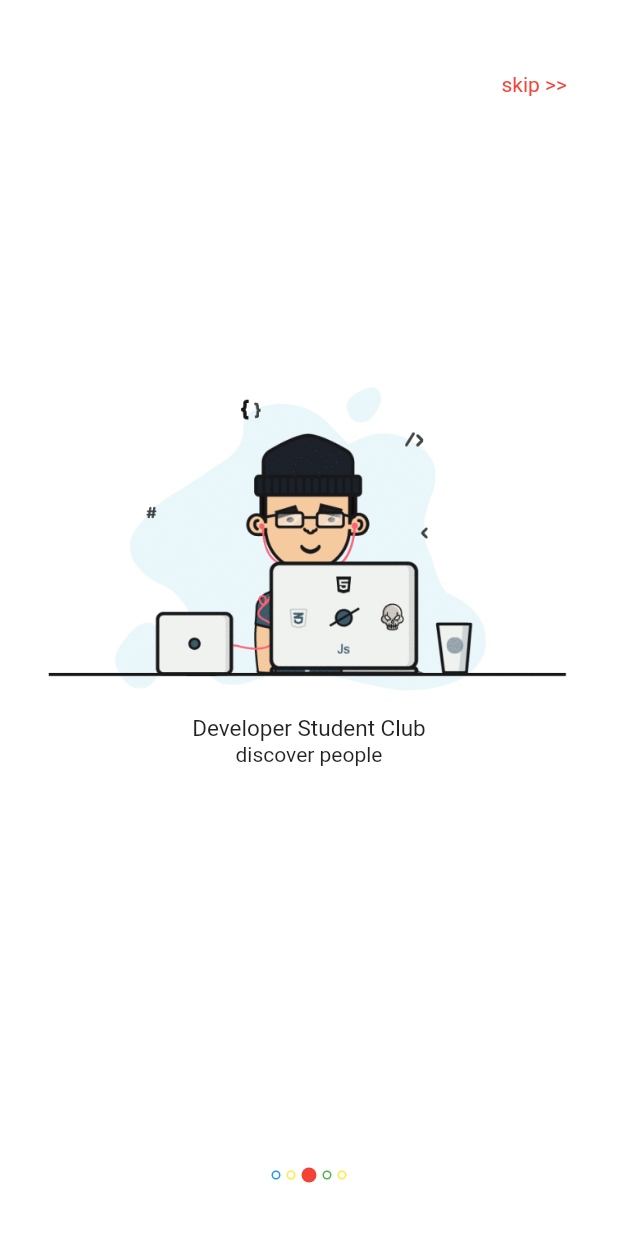
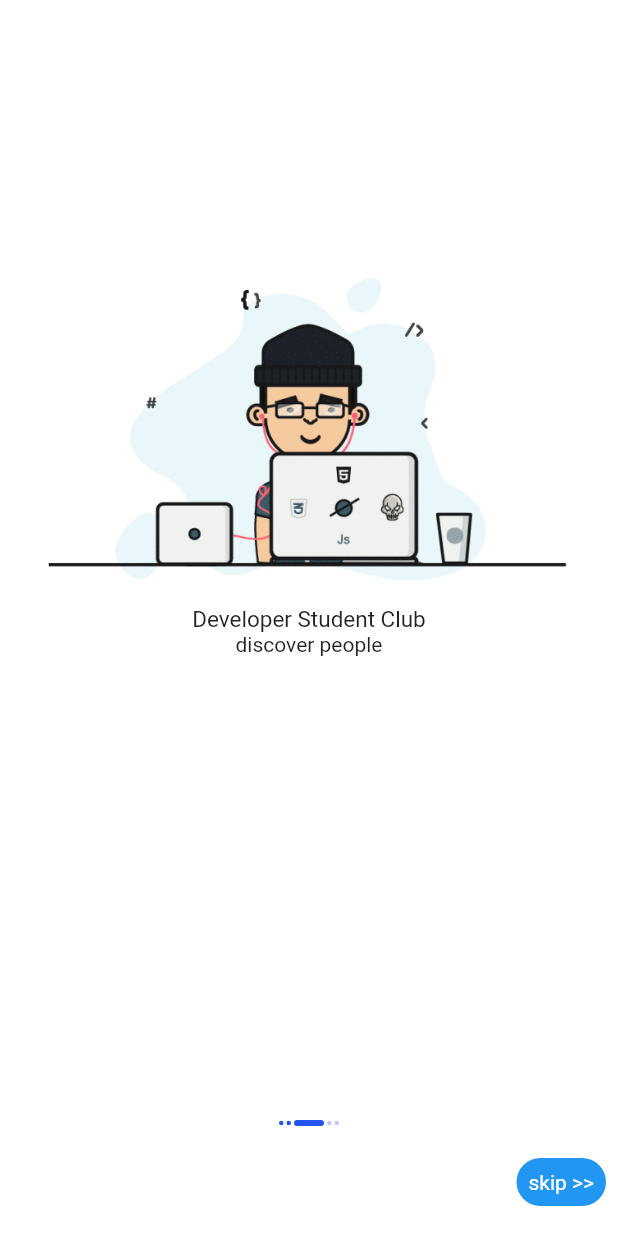
Before and after one commit to beximo/onboarding_screen, a Flutter app: the screen it shows after launch, swiped to page 3, on a phone screen of 412 x 824 dp. Run offline on Flutter 3.47's test engine with Material 2 defaults, Android fonts, the phone set to English and light mode, and no system bars; drawn by our look-alikes of auto_size_text.

Commit message:
add 3 form of onboarding, 3 indicator, 4 skip position

```diff
--- a/example/lib/main.dart
+++ b/example/lib/main.dart
@@ -88,8 +88,14 @@ class MyHomePage extends StatelessWidget {
       controller: _controller,
       slideIndex: 0,
       statusBarColor: Colors.white,
+      indicators: Indicators.cool,
+      skipPosition: SkipPosition.bottomRight,
+      skipDecoration: BoxDecoration(
+        color: Colors.blue,
+        borderRadius: BorderRadius.circular(20.0),
+      ),
+      skipStyle: TextStyle(color: Colors.white),
 
-      skipStyle: TextStyle(color: Colors.red),
       pageIndicatorColorList: [
         Colors.yellow,
         Colors.green,
--- a/lib/onboarding_screen.dart
+++ b/lib/onboarding_screen.dart
@@ -2,6 +2,10 @@ import 'package:auto_size_text/auto_size_text.dart';
 import 'package:flutter/material.dart';
 import 'package:flutter/services.dart';
 import 'package:onboarding_screen/widgets/page_indicator.dart';
+
+enum Indicators { circle, line, cool }
+
+enum SkipPosition { topRight, topLeft, bottomRight, bottomLeft }
 
 // ignore: must_be_immutable
 class OnBoardingScreen extends StatefulWidget {
@@ -11,11 +15,14 @@ class OnBoardingScreen extends StatefulWidget {
     this.mySlides = const [],
     required this.controller,
     this.slideIndex = 0,
+    this.indicators = Indicators.circle,
+    this.skipPosition = SkipPosition.topRight,
     this.skipStyle = const TextStyle(
       fontSize: 16,
       fontWeight: FontWeight.w500,
       color: Colors.black,
     ),
+    this.skipDecoration,
     this.function,
     this.startGradientColor = const Color(0xffffffff),
     this.endGradientColor = const Color(0xffffffff),
@@ -33,14 +40,20 @@ class OnBoardingScreen extends StatefulWidget {
   })  : assert(mySlides.length < 6, 'Slides\'s size must not be more than 5'),
         super(key: key);
 
-  /// list of sliders
+  /// list of sliders, max 5 slides are supported till now
   final List mySlides;
 
-  /// color of each sliders
+  /// color of each cicle slide Indicators
   final List<Color?>? pageIndicatorColorList;
 
   /// current slider index
   int? slideIndex;
+
+  ///type of slide indicators [circle,line]
+  final Indicators indicators;
+
+  ///Skip Position
+  final SkipPosition skipPosition;
 
   /// label at the last slider
   final Text? label;
@@ -62,6 +75,9 @@ class OnBoardingScreen extends StatefulWidget {
 
   /// style of skip text
   final TextStyle? skipStyle;
+
+  /// skip button style
+  final Decoration? skipDecoration;
 
   /// Brightness of status bar icon
   final Brightness? statusBarIconBrightness;
@@ -92,15 +108,34 @@ class _OnBoardingScreenState extends State<OnBoardingScreen> {
             ],
           ),
         ),
-        child: Column(
+        child: Stack(
           children: [
-            Padding(
-              padding: const EdgeInsets.only(top: 40, right: 26),
-              child: Row(
-                mainAxisAlignment: MainAxisAlignment.end,
-                children: [
-                  Padding(
+            Positioned(
+              right: widget.skipPosition == SkipPosition.topRight
+                  ? 0
+                  : widget.skipPosition == SkipPosition.bottomRight
+                      ? 0
+                      : null,
+              top: widget.skipPosition == SkipPosition.topRight
+                  ? 0
+                  : widget.skipPosition == SkipPosition.topLeft
+                      ? 0
+                      : null,
+              left: widget.skipPosition == SkipPosition.topLeft
+                  ? 0
+                  : widget.skipPosition == SkipPosition.bottomLeft
+                      ? 0
+                      : null,
+              bottom: widget.skipPosition == SkipPosition.bottomLeft
+                  ? 0
+                  : widget.skipPosition == SkipPosition.bottomRight
+                      ? 0
+                      : null,
+              child: Container(
+                margin: const EdgeInsets.only(
+                    top: 32, right: 8, left: 8, bottom: 20),
                 padding: const EdgeInsets.all(8.0),
+                decoration: widget.skipDecoration,
                 child: GestureDetector(
                   onTap: () {
                     if (widget.controller.hasClients) {
@@ -116,9 +151,9 @@ class _OnBoardingScreenState extends State<OnBoardingScreen> {
                   ),
                 ),
               ),
-                ],
             ),
-            ),
+            Column(
+              children: [
                 Expanded(
                   flex: 8,
                   child: PageView.builder(
@@ -142,7 +177,7 @@ class _OnBoardingScreenState extends State<OnBoardingScreen> {
                   ),
                 ),
                 Expanded(
-              flex: 2,
+                  flex: 3,
                   child: Column(
                     mainAxisAlignment: MainAxisAlignment.center,
                     crossAxisAlignment: CrossAxisAlignment.center,
@@ -154,30 +189,77 @@ class _OnBoardingScreenState extends State<OnBoardingScreen> {
                         onTap: widget.function,
                         child: widget.slideIndex == widget.mySlides.length - 1
                             ? Padding(
-                            padding: const EdgeInsets.symmetric(vertical: 20),
+                                padding:
+                                    const EdgeInsets.symmetric(vertical: 20),
                                 child: widget.label)
                             : const Padding(
-                            padding: const EdgeInsets.symmetric(vertical: 30),
+                                padding:
+                                    const EdgeInsets.symmetric(vertical: 30),
                               ),
                       ),
-                  Row(
+                      (widget.indicators == Indicators.circle)
+                          ? Row(
                               mainAxisAlignment: MainAxisAlignment.center,
                               children: [
                                 for (int i = 0; i < widget.mySlides.length; i++)
                                   i == widget.slideIndex
-                            ? buildPageIndicator(
+                                      ? circleIndicator(
                                           true,
-                                widget.pageIndicatorColorList![
-                                    widget.pageIndicatorColorList!.length -
+                                          widget.pageIndicatorColorList![widget
+                                                  .pageIndicatorColorList!
+                                                  .length -
                                               i -
                                               1],
                                         )
-                            : buildPageIndicator(
+                                      : circleIndicator(
                                           false,
-                                widget.pageIndicatorColorList![
-                                    widget.pageIndicatorColorList!.length -
+                                          widget.pageIndicatorColorList![widget
+                                                  .pageIndicatorColorList!
+                                                  .length -
                                               i -
                                               1]!,
+                                        ),
+                              ],
+                            )
+                          : (widget.indicators == Indicators.line)
+                              ? Row(
+                                  children: [
+                                    for (int i = 0;
+                                        i < widget.mySlides.length;
+                                        i++,)
+                                      i == widget.slideIndex
+                                          ? lineIndicator(
+                                              slideIndex: widget.slideIndex,
+                                              index: i,
+                                              activeColor: Color(0xff2455EF),
+                                              unactiveColor: Color(0xffBDCCFA),
+                                            )
+                                          : lineIndicator(
+                                              slideIndex: widget.slideIndex,
+                                              index: i,
+                                              activeColor: Color(0xff2455EF),
+                                              unactiveColor: Color(0xffBDCCFA),
+                                            ),
+                                  ],
+                                )
+                              : Row(
+                                  mainAxisAlignment: MainAxisAlignment.center,
+                                  children: [
+                                    for (int i = 0;
+                                        i < widget.mySlides.length;
+                                        i++,)
+                                      i == widget.slideIndex
+                                          ? coolIndicator(
+                                              slideIndex: widget.slideIndex,
+                                              index: i,
+                                              activeColor: Color(0xff2455EF),
+                                              unactiveColor: Color(0xffBDCCFA),
+                                            )
+                                          : coolIndicator(
+                                              slideIndex: widget.slideIndex,
+                                              index: i,
+                                              activeColor: Color(0xff2455EF),
+                                              unactiveColor: Color(0xffBDCCFA),
                                             ),
                                   ],
                                 ),
@@ -186,6 +268,8 @@ class _OnBoardingScreenState extends State<OnBoardingScreen> {
                       ),
                     ],
                   ),
+                ),
+              ],
             ),
           ],
         ),
--- a/lib/widgets/page_indicator.dart
+++ b/lib/widgets/page_indicator.dart
@@ -1,6 +1,8 @@
 import 'package:flutter/material.dart';
 
-Widget buildPageIndicator(bool isCurrentPage, Color? color) {
+//Cicle Indicator widget
+
+Widget circleIndicator(bool isCurrentPage, Color? color) {
   return Container(
     margin: const EdgeInsets.only(left: 2.0, right: 2.0, bottom: 5.0),
     height: isCurrentPage ? 10.0 : 6.0,
@@ -14,3 +16,53 @@ Widget buildPageIndicator(bool isCurrentPage, Color? color) {
     ),
   );
 }
+
+//Line Indicator widget
+
+Widget lineIndicator({
+  int? slideIndex = 0,
+  int? index = 0,
+  Color? activeColor = const Color(0xff2455EF),
+  Color? unactiveColor = const Color(0xffBDCCFA),
+}) {
+  return Expanded(
+    child: Row(
+      mainAxisAlignment: MainAxisAlignment.center,
+      children: [
+        Expanded(
+          flex: 3,
+          child: Container(
+            margin: const EdgeInsets.only(left: 0.0, right: 0.0, bottom: 5.0),
+            height: 2.0,
+            decoration: BoxDecoration(
+              color: index! <= slideIndex! ? activeColor : unactiveColor,
+            ),
+          ),
+        ),
+      ],
+    ),
+  );
+}
+
+//cool Indicator widget
+
+Widget coolIndicator({
+  int? slideIndex = 0,
+  int? index = 0,
+  Color? activeColor = const Color(0xff000000),
+  Color? unactiveColor = const Color(0xffFFFFFF),
+}) {
+  return Container(
+    margin: const EdgeInsets.only(left: 1.0, right: 1.0, bottom: 0.0),
+    height: slideIndex == index ? 4 : 3,
+    width: slideIndex == index ? 20 : 3,
+    decoration: BoxDecoration(
+      color: index! <= slideIndex! ? activeColor : unactiveColor,
+      borderRadius: BorderRadius.all(
+        Radius.circular(
+          70.0,
+        ),
+      ),
+    ),
+  );
+}
--- a/pubspec.yaml
+++ b/pubspec.yaml
@@ -1,10 +1,10 @@
 name: onboarding_screen
 description: A customizable onboarding screen with different options and animations for your flutter apps.
-version: 0.0.2
+version: 0.0.3-dev.1
 homepage: https://github.com/beximo/onboarding_screen.git
 
 environment:
-  sdk: ">=2.12.0-0 <3.0.0"
+  sdk: '>=2.12.0 <3.0.0'
   flutter: ">=1.17.0"
 
 dependencies:
```
Also changed, not shown: example/pubspec.lock, pubspec.lock, 3 other files. Lines whose indentation alone changed are shown as unchanged.
